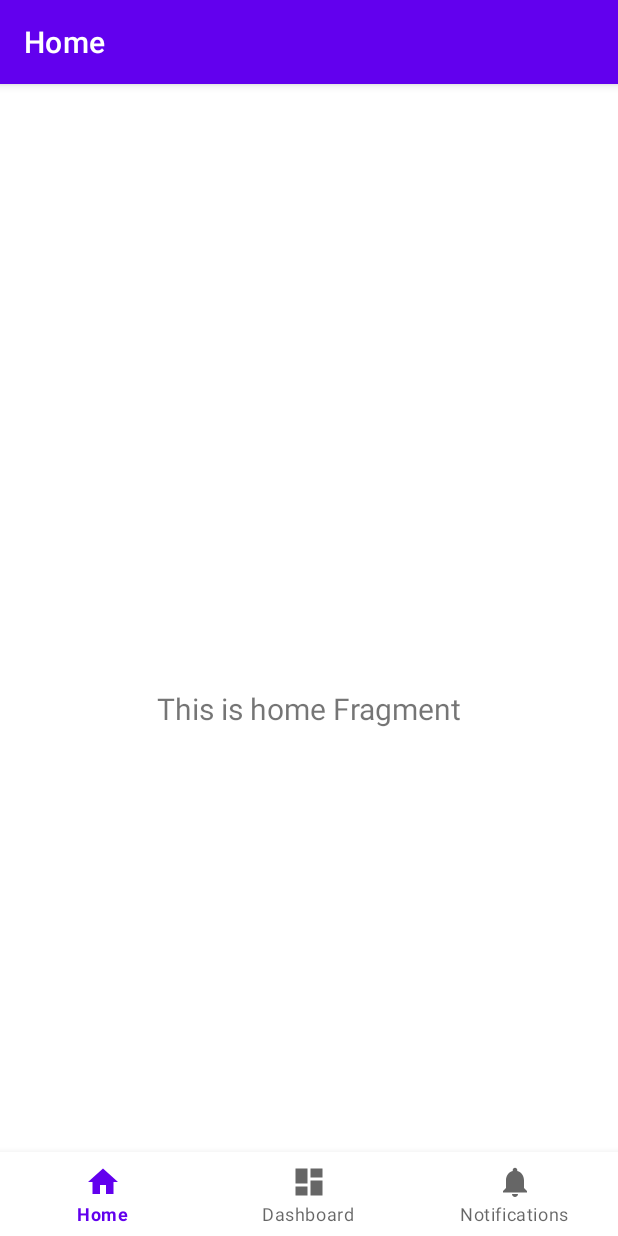
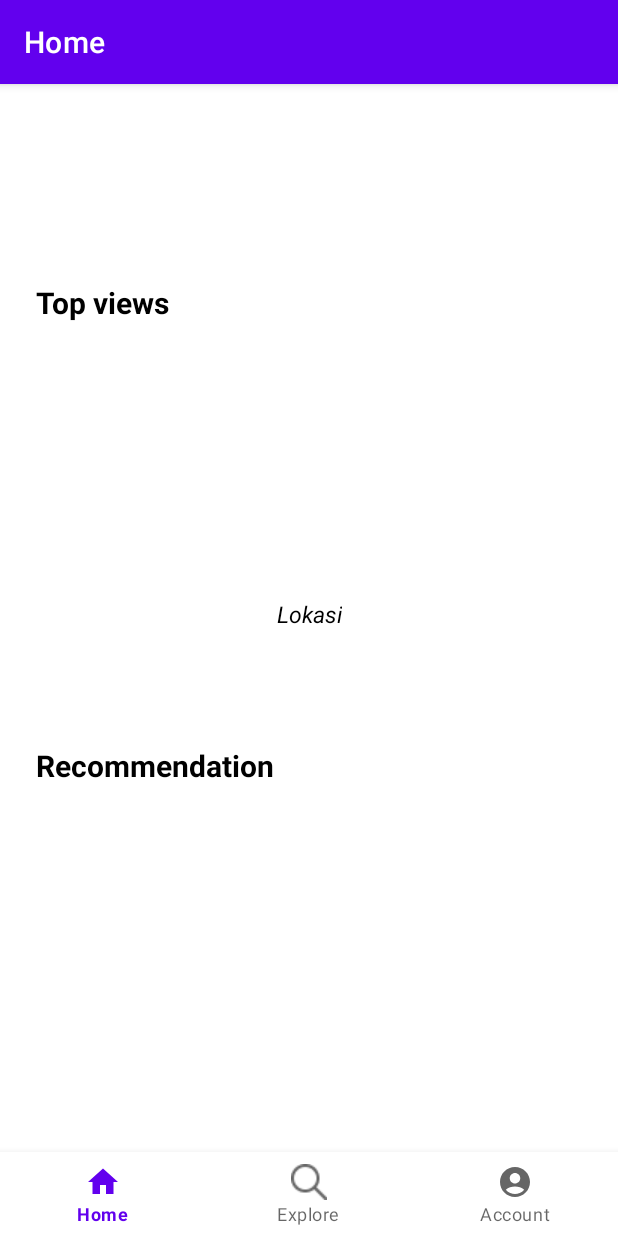
Before and after one commit to PenditWiguna/Capstone, an Android app: the screen it shows after launch (MainActivity), on a phone screen of 412 x 824 dp. Run offline under Robolectric (Android 15) with nearby library versions, the phone set to English and light mode, and no system bars; our stand-ins replace navigation-ui.

Commit message:
ui botnav

```diff
--- a/app/src/main/java/com/ratan/maigen/ui/dashboard/DashboardFragment.kt
+++ b/app/src/main/java/com/ratan/maigen/ui/dashboard/DashboardFragment.kt
@@ -28,10 +28,6 @@ class DashboardFragment : Fragment() {
         _binding = FragmentDashboardBinding.inflate(inflater, container, false)
         val root: View = binding.root
 
-        val textView: TextView = binding.textDashboard
-        dashboardViewModel.text.observe(viewLifecycleOwner) {
-            textView.text = it
-        }
         return root
     }
 
--- a/app/src/main/java/com/ratan/maigen/ui/home/HomeFragment.kt
+++ b/app/src/main/java/com/ratan/maigen/ui/home/HomeFragment.kt
@@ -28,10 +28,7 @@ class HomeFragment : Fragment() {
         _binding = FragmentHomeBinding.inflate(inflater, container, false)
         val root: View = binding.root
 
-        val textView: TextView = binding.textHome
-        homeViewModel.text.observe(viewLifecycleOwner) {
-            textView.text = it
-        }
+
         return root
     }
 
--- /dev/null
+++ b/app/src/main/res/drawable/baseline_account_circle_24.xml
@@ -0,0 +1,5 @@
+<vector xmlns:android="http://schemas.android.com/apk/res/android" android:height="24dp" android:tint="#000000" android:viewportHeight="24" android:viewportWidth="24" android:width="24dp">
+
+    <path android:fillColor="@android:color/white" android:pathData="M12,2C6.48,2 2,6.48 2,12s4.48,10 10,10s10,-4.48 10,-10S17.52,2 12,2zM12,6c1.93,0 3.5,1.57 3.5,3.5S13.93,13 12,13s-3.5,-1.57 -3.5,-3.5S10.07,6 12,6zM12,20c-2.03,0 -4.43,-0.82 -6.14,-2.88C7.55,15.8 9.68,15 12,15s4.45,0.8 6.14,2.12C16.43,19.18 14.03,20 12,20z"/>
+
+</vector>
--- /dev/null
+++ b/app/src/main/res/drawable/squareshape.xml
@@ -0,0 +1,6 @@
+<?xml version="1.0" encoding="utf-8"?>
+<shape xmlns:android="http://schemas.android.com/apk/res/android" android:shape="rectangle">
+    <solid android:color="@color/no_color"/>
+    <stroke android:width="1dp" android:color="@color/light_grey"/>
+    <corners android:radius="5dp"/>
+</shape>
--- a/app/src/main/res/layout/activity_main.xml
+++ b/app/src/main/res/layout/activity_main.xml
@@ -1,6 +1,7 @@
 <?xml version="1.0" encoding="utf-8"?>
 <androidx.constraintlayout.widget.ConstraintLayout xmlns:android="http://schemas.android.com/apk/res/android"
     xmlns:app="http://schemas.android.com/apk/res-auto"
+    xmlns:tools="http://schemas.android.com/tools"
     android:id="@+id/container"
     android:layout_width="match_parent"
     android:layout_height="match_parent"
--- a/app/src/main/res/layout/fragment_home.xml
+++ b/app/src/main/res/layout/fragment_home.xml
@@ -7,16 +7,67 @@
     tools:context=".ui.home.HomeFragment">
 
     <TextView
-        android:id="@+id/text_home"
-        android:layout_width="match_parent"
+        android:id="@+id/text_topviews"
+        android:layout_width="wrap_content"
         android:layout_height="wrap_content"
-        android:layout_marginStart="8dp"
+        android:layout_marginStart="24dp"
         android:layout_marginTop="8dp"
-        android:layout_marginEnd="8dp"
+        android:text="@string/TopViews"
         android:textAlignment="center"
+        android:textColor="@color/black"
         android:textSize="20sp"
+        android:textStyle="bold"
+        app:layout_constraintBottom_toBottomOf="parent"
+        app:layout_constraintStart_toStartOf="parent"
+        app:layout_constraintTop_toTopOf="parent"
+        app:layout_constraintVertical_bias="0.1" />
+
+    <TextView
+        android:id="@+id/text_reccomendation"
+        android:layout_width="wrap_content"
+        android:layout_height="wrap_content"
+        android:layout_marginStart="24dp"
+        android:layout_marginTop="8dp"
+        android:text="@string/Recommendation"
+        android:textAlignment="center"
+        android:textColor="@color/black"
+        android:textSize="20sp"
+        android:textStyle="bold"
+        app:layout_constraintBottom_toBottomOf="parent"
+        app:layout_constraintStart_toStartOf="parent"
+        app:layout_constraintTop_toTopOf="parent"
+        app:layout_constraintVertical_bias="0.557" />
+
+    <TextView
+        android:id="@+id/text_bestplace"
+        android:layout_width="wrap_content"
+        android:layout_height="wrap_content"
+        android:layout_marginTop="8dp"
+        android:text="@string/lokasi"
+        android:textAlignment="center"
+        android:textColor="@color/black"
+        android:textSize="15sp"
+        android:textStyle="italic"
         app:layout_constraintBottom_toBottomOf="parent"
         app:layout_constraintEnd_toEndOf="parent"
         app:layout_constraintStart_toStartOf="parent"
-        app:layout_constraintTop_toTopOf="parent" />
+        app:layout_constraintTop_toTopOf="parent"
+        app:layout_constraintVertical_bias="0.408" />
+
+    <ImageView
+        android:id="@+id/imageView2"
+        android:layout_width="wrap_content"
+        android:layout_height="wrap_content"
+        tools:ignore="MissingConstraints"
+        tools:layout_editor_absoluteX="141dp"
+        tools:layout_editor_absoluteY="154dp"
+        tools:src="@tools:sample/avatars" />
+
+    <androidx.recyclerview.widget.RecyclerView
+        android:layout_width="409dp"
+        android:layout_height="241dp"
+        tools:layout_editor_absoluteX="1dp"
+        tools:layout_editor_absoluteY="434dp"
+        tools:ignore="MissingConstraints" />
+
 </androidx.constraintlayout.widget.ConstraintLayout>
--- a/app/src/main/res/menu/bottom_nav_menu.xml
+++ b/app/src/main/res/menu/bottom_nav_menu.xml
@@ -6,14 +6,17 @@
         android:icon="@drawable/ic_home_black_24dp"
         android:title="@string/title_home" />
 
+
+<!--    search-->
     <item
         android:id="@+id/navigation_dashboard"
-        android:icon="@drawable/ic_dashboard_black_24dp"
+        android:icon="@drawable/search"
         android:title="@string/title_dashboard" />
 
+<!--    profile-->
     <item
         android:id="@+id/navigation_notifications"
-        android:icon="@drawable/ic_notifications_black_24dp"
+        android:icon="@drawable/baseline_account_circle_24"
         android:title="@string/title_notifications" />
 
 </menu>
--- a/app/src/main/res/values/colors.xml
+++ b/app/src/main/res/values/colors.xml
@@ -10,4 +10,6 @@
     <color name="green">#4CAF50</color>
     <color name="blue">#2196F3</color>
     <color name="brown">#795548</color>
+    <color name="no_color">#00F8F2F2</color>
+    <color name="light_grey">#8F9A9C</color>
 </resources>
--- a/app/src/main/res/values/strings.xml
+++ b/app/src/main/res/values/strings.xml
@@ -1,8 +1,8 @@
 <resources>
     <string name="app_name">MaiGen</string>
     <string name="title_home">Home</string>
-    <string name="title_dashboard">Dashboard</string>
-    <string name="title_notifications">Notifications</string>
+    <string name="title_dashboard">Explore</string>
+    <string name="title_notifications">Account</string>
     <string name="retry">Try Again</string>
     <string name="submit">SUBMIT</string>
     <string name="not_valid_data">DATA YANG ANDA MASUKKAN SALAH</string>
@@ -15,4 +15,10 @@
     <string name="login">Login</string>
     <string name="register">Register</string>
     <string name="looking_preference">What are you looking for today?</string>
+    <string name="inputlokasi">Inputlokasi\n</string>
+    <string name="popular">Popular</string>
+    <string name="experience">Create your experience\n</string>
+    <string name="lokasi">Lokasi</string>
+    <string name="Recommendation">Recommendation</string>
+    <string name="TopViews">Top views</string>
 </resources>
```
Also changed, not shown: app/src/main/res/layout/fragment_dashboard.xml (+48 -7 lines), app/src/main/res/layout/fragment_notifications.xml (+10 -0 lines), app/src/main/res/drawable/logo_maigen.jpg (added), app/src/main/res/drawable/search.png (added), app/src/main/res/mipmap-hdpi/logo_maigen.jpg (added).
